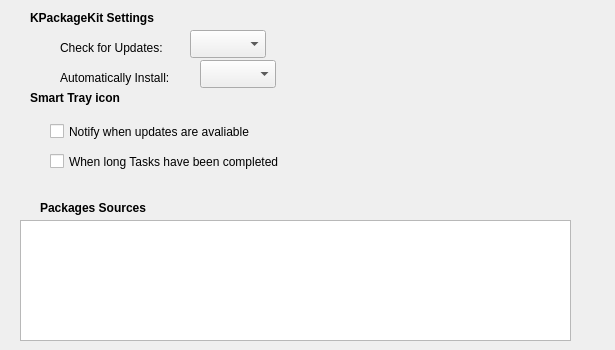
Qt form gui/ui/Settings/PkSettings.ui (freedesktop-unofficial-mirror/packagekit__PackageKit-Qt) before a commit.
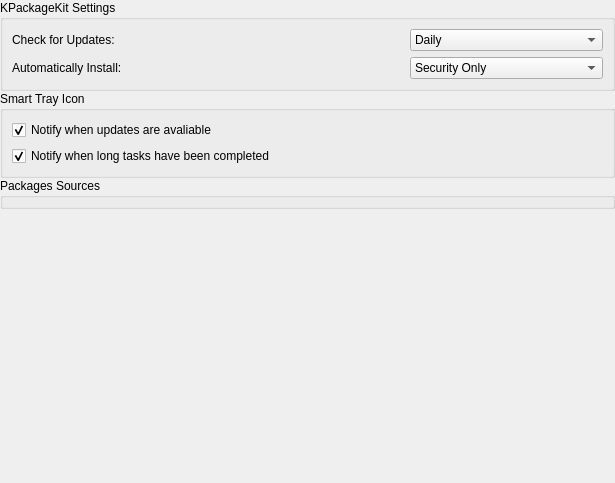
The same form after that commit. Custom widgets are drawn as their Qt base class.

Patch:
```diff
--- a/gui/ui/Settings/PkSettings.ui
+++ b/gui/ui/Settings/PkSettings.ui
@@ -6,152 +6,154 @@
     <x>0</x>
     <y>0</y>
     <width>615</width>
-    <height>350</height>
+    <height>483</height>
    </rect>
   </property>
   <property name="windowTitle" >
    <string>Form</string>
   </property>
-  <widget class="QLabel" name="label" >
-   <property name="geometry" >
-    <rect>
-     <x>30</x>
-     <y>10</y>
-     <width>141</width>
-     <height>16</height>
-    </rect>
+  <layout class="QGridLayout" name="gridLayout_3" >
+   <property name="margin" >
+    <number>0</number>
    </property>
-   <property name="font" >
-    <font>
-     <weight>75</weight>
-     <bold>true</bold>
-    </font>
+   <property name="spacing" >
+    <number>0</number>
    </property>
-   <property name="text" >
+   <item row="0" column="0" >
+    <widget class="QGroupBox" name="groupBox" >
+     <property name="title" >
     <string>KPackageKit Settings</string>
    </property>
-  </widget>
+     <layout class="QGridLayout" name="gridLayout" >
+      <item row="0" column="0" >
   <widget class="QLabel" name="label_2" >
-   <property name="geometry" >
-    <rect>
-     <x>60</x>
-     <y>40</y>
-     <width>106</width>
-     <height>16</height>
-    </rect>
-   </property>
    <property name="text" >
     <string>Check for Updates:</string>
    </property>
   </widget>
+      </item>
+      <item row="0" column="2" >
+       <widget class="QComboBox" name="comboBox" >
+        <property name="currentIndex" >
+         <number>1</number>
+        </property>
+        <item>
+         <property name="text" >
+          <string>Hourly</string>
+         </property>
+        </item>
+        <item>
+         <property name="text" >
+          <string>Daily</string>
+         </property>
+        </item>
+        <item>
+         <property name="text" >
+          <string>Weekly</string>
+         </property>
+        </item>
+        <item>
+         <property name="text" >
+          <string>Monthly</string>
+         </property>
+        </item>
+        <item>
+         <property name="text" >
+          <string>Never</string>
+         </property>
+        </item>
+       </widget>
+      </item>
+      <item row="1" column="0" colspan="2" >
   <widget class="QLabel" name="label_3" >
-   <property name="geometry" >
-    <rect>
-     <x>60</x>
-     <y>70</y>
-     <width>114</width>
-     <height>16</height>
-    </rect>
-   </property>
    <property name="text" >
     <string>Automatically Install:</string>
    </property>
   </widget>
-  <widget class="QLabel" name="label_4" >
-   <property name="geometry" >
-    <rect>
-     <x>30</x>
-     <y>90</y>
-     <width>141</width>
-     <height>16</height>
-    </rect>
-   </property>
-   <property name="font" >
-    <font>
-     <weight>75</weight>
-     <bold>true</bold>
-    </font>
-   </property>
+      </item>
+      <item row="1" column="2" >
+       <widget class="QComboBox" name="comboBox_2" >
+        <item>
+         <property name="text" >
+          <string>Security Only</string>
+         </property>
+        </item>
+        <item>
+         <property name="text" >
+          <string>Bug Fixes</string>
+         </property>
+        </item>
+        <item>
    <property name="text" >
-    <string>Smart Tray icon</string>
-   </property>
-  </widget>
-  <widget class="QCheckBox" name="checkBox" >
-   <property name="geometry" >
-    <rect>
-     <x>50</x>
-     <y>120</y>
-     <width>231</width>
-     <height>23</height>
-    </rect>
-   </property>
+          <string>All Updates</string>
+         </property>
+        </item>
+       </widget>
+      </item>
+     </layout>
+    </widget>
+   </item>
+   <item row="1" column="0" >
+    <widget class="QGroupBox" name="groupBox_2" >
+     <property name="title" >
+      <string>Smart Tray Icon</string>
+     </property>
+     <layout class="QGridLayout" name="gridLayout_2" >
+      <item row="0" column="0" >
+       <widget class="QCheckBox" name="notifyUpdatesCB" >
    <property name="text" >
     <string>Notify when updates are avaliable</string>
    </property>
-  </widget>
-  <widget class="QCheckBox" name="checkBox_2" >
-   <property name="geometry" >
-    <rect>
-     <x>50</x>
-     <y>150</y>
-     <width>271</width>
-     <height>23</height>
-    </rect>
-   </property>
-   <property name="text" >
-    <string>When long Tasks have been completed</string>
-   </property>
-  </widget>
-  <widget class="QColumnView" name="columnView" >
-   <property name="geometry" >
-    <rect>
-     <x>20</x>
-     <y>220</y>
-     <width>551</width>
-     <height>121</height>
-    </rect>
-   </property>
-  </widget>
-  <widget class="QLabel" name="label_5" >
-   <property name="geometry" >
-    <rect>
-     <x>40</x>
-     <y>200</y>
-     <width>141</width>
-     <height>16</height>
-    </rect>
-   </property>
-   <property name="font" >
-    <font>
-     <weight>75</weight>
-     <bold>true</bold>
-    </font>
-   </property>
-   <property name="text" >
+        <property name="checked" >
+         <bool>true</bool>
+        </property>
+        <property name="tristate" >
+         <bool>false</bool>
+        </property>
+       </widget>
+      </item>
+      <item row="1" column="0" >
+       <widget class="QCheckBox" name="notifyLongTasksCB" >
+        <property name="text" >
+         <string>Notify when long tasks have been completed</string>
+        </property>
+        <property name="checked" >
+         <bool>true</bool>
+        </property>
+       </widget>
+      </item>
+     </layout>
+    </widget>
+   </item>
+   <item row="2" column="0" >
+    <widget class="KEditListBox" name="keditlistbox" >
+     <property name="title" >
     <string>Packages Sources</string>
    </property>
   </widget>
-  <widget class="QComboBox" name="comboBox" >
-   <property name="geometry" >
-    <rect>
-     <x>190</x>
-     <y>30</y>
-     <width>76</width>
-     <height>28</height>
-    </rect>
-   </property>
-  </widget>
-  <widget class="QComboBox" name="comboBox_2" >
-   <property name="geometry" >
-    <rect>
-     <x>200</x>
-     <y>60</y>
-     <width>76</width>
-     <height>28</height>
-    </rect>
-   </property>
-  </widget>
- </widget>
+   </item>
+   <item row="3" column="0" >
+    <spacer name="verticalSpacer" >
+     <property name="orientation" >
+      <enum>Qt::Vertical</enum>
+     </property>
+     <property name="sizeHint" stdset="0" >
+      <size>
+       <width>20</width>
+       <height>40</height>
+      </size>
+     </property>
+    </spacer>
+   </item>
+  </layout>
+ </widget>
+ <customwidgets>
+  <customwidget>
+   <class>KEditListBox</class>
+   <extends>QGroupBox</extends>
+   <header>keditlistbox.h</header>
+  </customwidget>
+ </customwidgets>
  <resources/>
  <connections/>
 </ui>
```
Left out of the diff: 2 changed lines with no effect on the pictures. Lines whose indentation alone changed are shown as unchanged.
